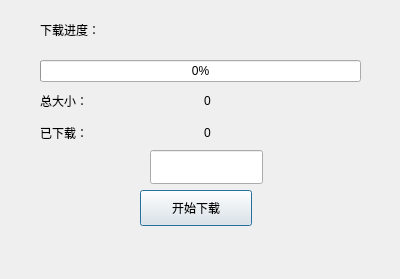
Before: the Qt Designer form client/downloadProcess.ui in list17/ftp-server-client, drawn with Qt 5.
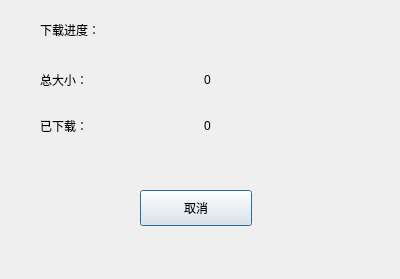
After: the same form once the commit is applied.

```diff
--- a/client/downloadProcess.ui
+++ b/client/downloadProcess.ui
@@ -36,14 +36,14 @@
     </rect>
    </property>
    <layout class="QGridLayout" name="gridLayout">
-    <item row="0" column="0" colspan="2">
-     <widget class="QProgressBar" name="progressBar">
-      <property name="value">
-       <number>0</number>
-      </property>
-     </widget>
-    </item>
     <item row="1" column="0">
+     <widget class="QLabel" name="label_3">
+      <property name="text">
+       <string>已下载：</string>
+      </property>
+     </widget>
+    </item>
+    <item row="0" column="0">
      <widget class="QLabel" name="label_2">
       <property name="text">
        <string>总大小：</string>
@@ -51,26 +51,19 @@
      </widget>
     </item>
     <item row="1" column="1">
-     <widget class="QLabel" name="sum_label">
-      <property name="text">
-       <string>0</string>
-      </property>
-     </widget>
-    </item>
-    <item row="2" column="0">
-     <widget class="QLabel" name="label_3">
-      <property name="text">
-       <string>已下载：</string>
-      </property>
-     </widget>
-    </item>
-    <item row="2" column="1">
      <widget class="QLabel" name="download_label">
       <property name="text">
        <string>0</string>
       </property>
      </widget>
     </item>
+    <item row="0" column="1">
+     <widget class="QLabel" name="sum_label">
+      <property name="text">
+       <string>0</string>
+      </property>
+     </widget>
+    </item>
    </layout>
   </widget>
   <widget class="QPushButton" name="begin_btn">
@@ -83,17 +76,7 @@
     </rect>
    </property>
    <property name="text">
-    <string>开始下载</string>
-   </property>
-  </widget>
-  <widget class="QLineEdit" name="lineEdit">
-   <property name="geometry">
-    <rect>
-     <x>150</x>
-     <y>150</y>
-     <width>113</width>
-     <height>34</height>
-    </rect>
+    <string>取消</string>
    </property>
   </widget>
  </widget>
```
